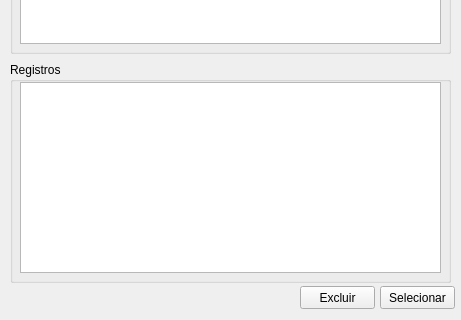
This is frms/frm_pesquisarColabRegistro2.ui in luissantananet/cadastro_colaborador as Qt 5 draws it before an edit; both pictures show x 0 to 461 and y 195 to 515 of the 461 by 515 pixel window. The edited form follows.
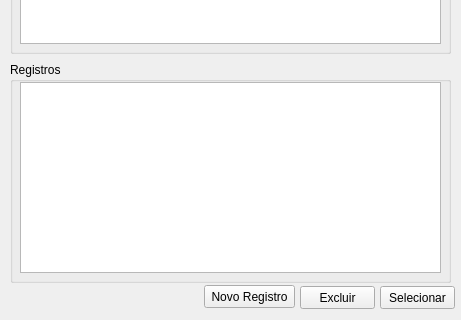
This is the edited form.

What changed in the file:
```diff
--- a/frms/frm_pesquisarColabRegistro2.ui
+++ b/frms/frm_pesquisarColabRegistro2.ui
@@ -116,6 +116,19 @@
      </property>
     </widget>
    </widget>
+   <widget class="QPushButton" name="btn_novo">
+    <property name="geometry">
+     <rect>
+      <x>204</x>
+      <y>480</y>
+      <width>91</width>
+      <height>23</height>
+     </rect>
+    </property>
+    <property name="text">
+     <string>Novo Registro</string>
+    </property>
+   </widget>
   </widget>
  </widget>
  <resources/>
```
